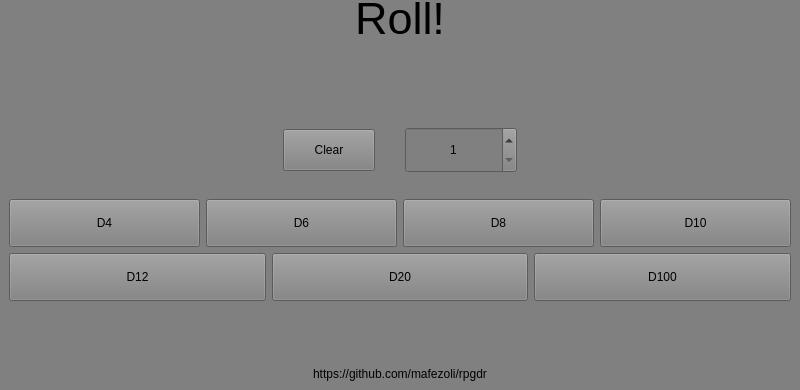
Old version of the form mainwindow.ui in the repository mafezoli/rpgdr; both pictures show x 0 to 800 and y 210 to 600 of the 800 by 600 pixel window.
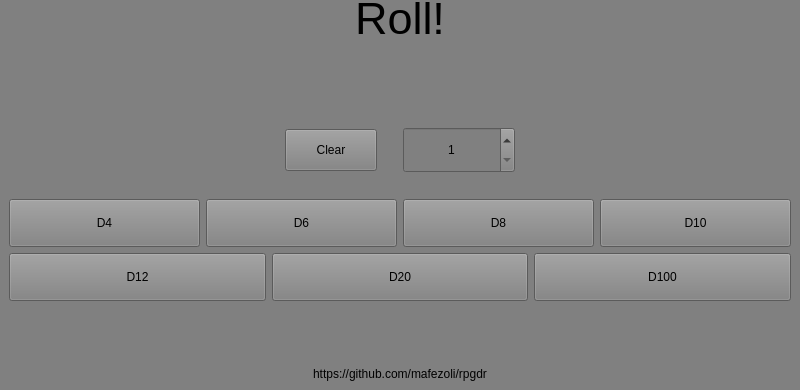
New version of the form.

Commit message: Remove horizontal layout spacing

Patch:
```diff
--- a/mainwindow.ui
+++ b/mainwindow.ui
@@ -82,6 +82,9 @@
     </item>
     <item>
      <layout class="QHBoxLayout" name="horizontalLayout_4">
+      <property name="spacing">
+       <number>0</number>
+      </property>
       <property name="leftMargin">
        <number>250</number>
       </property>
```
